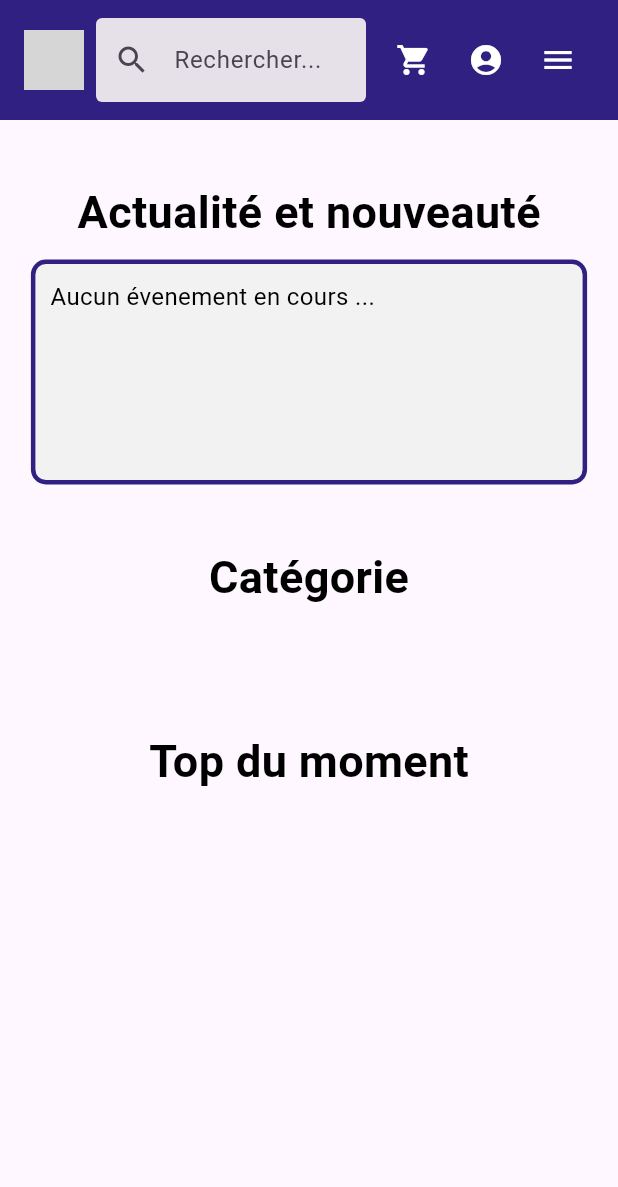
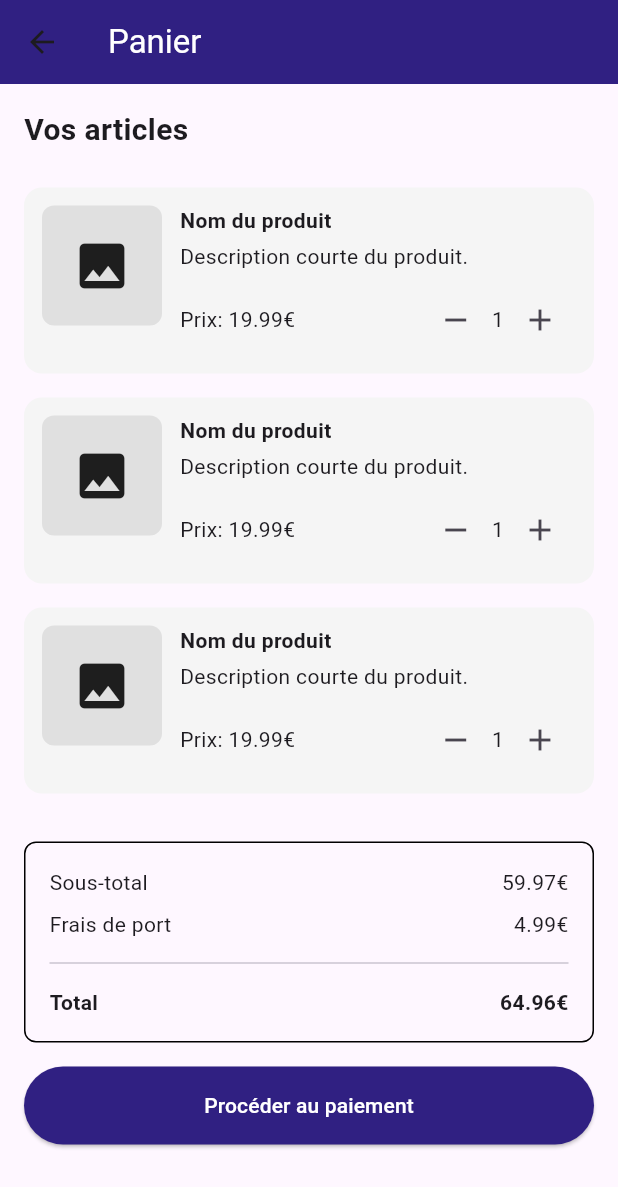
Before and after one commit to NathanCorberan/Projet_Cyna_Mobile, a Flutter app: the screen it shows after launch, after a tap on the "shopping cart" icon, on a phone screen of 412 x 824 dp. Shown: the top 1187 px of the screen. Run offline on Flutter 3.47's test engine with Material 3 defaults, Android fonts, the phone set to English and light mode, and no system bars; our stand-ins replace font_awesome_flutter; missing offline and left inert: jwt_decode; accounts and stored records are empty; network calls fail; grey boxes are pictures that could not be loaded.

Commit message:
page panier

```diff
--- /dev/null
+++ b/lib/pages/panier.dart
@@ -0,0 +1,157 @@
+import 'package:flutter/material.dart';
+
+class PanierPage extends StatelessWidget {
+  const PanierPage({super.key});
+
+  @override
+  Widget build(BuildContext context) {
+    return Scaffold(
+      appBar: AppBar(
+        title: const Text(
+          'Panier',
+          style: TextStyle(color: Colors.white),
+        ),
+        backgroundColor: const Color(0xFF302082),
+      ),
+      body: SafeArea(
+        child: SingleChildScrollView(
+          padding: const EdgeInsets.all(16),
+          child: Column(
+            crossAxisAlignment: CrossAxisAlignment.start,
+            children: [
+              const Text(
+                "Vos articles",
+                style: TextStyle(fontSize: 20, fontWeight: FontWeight.bold),
+              ),
+              const SizedBox(height: 16),
+              ...List.generate(3, (index) => _buildCartItem(context)),
+              const SizedBox(height: 24),
+              _buildSummaryBox(context),
+              const SizedBox(height: 16),
+              _buildCheckoutButton(context),
+            ],
+          ),
+        ),
+      ),
+    );
+  }
+
+  Widget _buildCartItem(BuildContext context) {
+    return Container(
+      margin: const EdgeInsets.symmetric(vertical: 8),
+      padding: const EdgeInsets.all(12),
+      decoration: BoxDecoration(
+        color: Colors.grey[100],
+        borderRadius: BorderRadius.circular(12),
+      ),
+      child: Row(
+        crossAxisAlignment: CrossAxisAlignment.start,
+        children: [
+          Container(
+            width: 80,
+            height: 80,
+            decoration: BoxDecoration(
+              color: Colors.grey[300],
+              borderRadius: BorderRadius.circular(8),
+            ),
+            child: const Icon(Icons.image, size: 40),
+          ),
+          const SizedBox(width: 12),
+          Expanded(
+            child: Column(
+              crossAxisAlignment: CrossAxisAlignment.start,
+              children: [
+                const Text(
+                  "Nom du produit",
+                  style: TextStyle(fontWeight: FontWeight.bold),
+                ),
+                const SizedBox(height: 4),
+                const Text("Description courte du produit."),
+                const SizedBox(height: 8),
+                Row(
+                  mainAxisAlignment: MainAxisAlignment.spaceBetween,
+                  children: [
+                    const Text("Prix: 19.99€"),
+                    Row(
+                      children: [
+                        IconButton(
+                          icon: const Icon(Icons.remove),
+                          onPressed: () {},
+                        ),
+                        const Text("1"),
+                        IconButton(
+                          icon: const Icon(Icons.add),
+                          onPressed: () {},
+                        ),
+                      ],
+                    )
+                  ],
+                )
+              ],
+            ),
+          )
+        ],
+      ),
+    );
+  }
+
+  Widget _buildSummaryBox(BuildContext context) {
+    return Container(
+      padding: const EdgeInsets.all(16),
+      decoration: BoxDecoration(
+        border: Border.all(color: Colors.black, width: 1),
+        borderRadius: BorderRadius.circular(8),
+      ),
+      child: Column(
+        children: [
+          _buildSummaryRow("Sous-total", "59.97€"),
+          const SizedBox(height: 8),
+          _buildSummaryRow("Frais de port", "4.99€"),
+          const SizedBox(height: 8),
+          const Divider(thickness: 1),
+          const SizedBox(height: 8),
+          _buildSummaryRow("Total", "64.96€", isBold: true),
+        ],
+      ),
+    );
+  }
+
+  Widget _buildSummaryRow(String label, String amount, {bool isBold = false}) {
+    return Row(
+      mainAxisAlignment: MainAxisAlignment.spaceBetween,
+      children: [
+        Text(
+          label,
+          style: isBold
+              ? const TextStyle(fontWeight: FontWeight.bold)
+              : const TextStyle(),
+        ),
+        Text(
+          amount,
+          style: isBold
+              ? const TextStyle(fontWeight: FontWeight.bold)
+              : const TextStyle(),
+        ),
+      ],
+    );
+  }
+
+  Widget _buildCheckoutButton(BuildContext context) {
+    return SizedBox(
+      width: double.infinity,
+      child: ElevatedButton(
+        onPressed: () {
+          // Action du bouton de paiement
+        },
+        style: ElevatedButton.styleFrom(
+          backgroundColor: const Color(0xFF302082), // violet foncé
+          padding: const EdgeInsets.symmetric(vertical: 16),
+        ),
+        child: const Text(
+          "Procéder au paiement",
+          style: TextStyle(color: Colors.white), // texte blanc
+        ),
+      ),
+    );
+  }
+}
--- a/lib/widgets/header_menu.dart
+++ b/lib/widgets/header_menu.dart
@@ -7,6 +7,8 @@ import 'package:provider/provider.dart';
 import '../providers/VarProvider.dart';
 import '../pages/categorie.dart';
 import '../pages/product.dart';
+import '../pages/panier.dart';
+
 
 class HeaderMenu extends StatefulWidget implements PreferredSizeWidget {
   @override
@@ -177,7 +179,10 @@ class _HeaderMenuState extends State<HeaderMenu> {
               if (!_isResearch) IconButton(
                 icon: Icon(Icons.shopping_cart, color: Colors.white),
                 onPressed: () {
-
+                  Navigator.push(
+                    context,
+                    MaterialPageRoute(builder: (context) => PanierPage()),
+                  );
                 },
               ),
               if (!_isResearch) IconButton(
```
